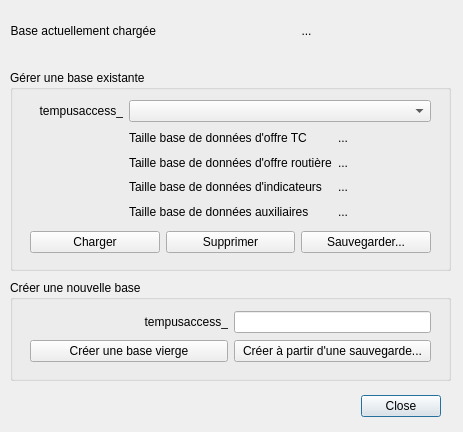
This is forms/Ui_manage_db_dialog.ui in datagistips/territoires-ville.TempusAccess as Qt 5 draws it before an edit. The edited form follows.
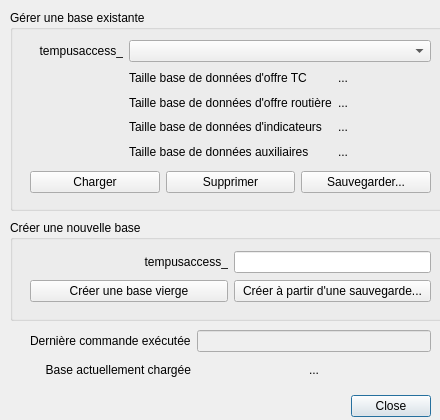
This is the edited form.

The edit to the form file:
```diff
--- a/forms/Ui_manage_db_dialog.ui
+++ b/forms/Ui_manage_db_dialog.ui
@@ -6,8 +6,8 @@
    <rect>
     <x>0</x>
     <y>0</y>
-    <width>463</width>
-    <height>432</height>
+    <width>440</width>
+    <height>420</height>
    </rect>
   </property>
   <property name="windowTitle">
@@ -16,7 +16,7 @@
   <widget class="QDialogButtonBox" name="buttonBox">
    <property name="geometry">
     <rect>
-     <x>360</x>
+     <x>350</x>
      <y>390</y>
      <width>81</width>
      <height>32</height>
@@ -29,43 +29,11 @@
     <set>QDialogButtonBox::Close</set>
    </property>
   </widget>
-  <widget class="QWidget" name="layoutWidget">
-   <property name="geometry">
-    <rect>
-     <x>10</x>
-     <y>10</y>
-     <width>441</width>
-     <height>41</height>
-    </rect>
-   </property>
-   <layout class="QGridLayout" name="gridLayout">
-    <item row="0" column="0">
-     <widget class="QLabel" name="label">
-      <property name="text">
-       <string>Base actuellement chargée</string>
-      </property>
-      <property name="alignment">
-       <set>Qt::AlignRight|Qt::AlignTrailing|Qt::AlignVCenter</set>
-      </property>
-     </widget>
-    </item>
-    <item row="0" column="1" colspan="2">
-     <widget class="QLabel" name="labelLoadedDB">
-      <property name="text">
-       <string>...</string>
-      </property>
-      <property name="alignment">
-       <set>Qt::AlignCenter</set>
-      </property>
-     </widget>
-    </item>
-   </layout>
-  </widget>
   <widget class="QGroupBox" name="groupBox">
    <property name="geometry">
     <rect>
      <x>10</x>
-     <y>70</y>
+     <y>10</y>
      <width>441</width>
      <height>201</height>
     </rect>
@@ -226,7 +194,7 @@
    <property name="geometry">
     <rect>
      <x>10</x>
-     <y>280</y>
+     <y>220</y>
      <width>441</width>
      <height>101</height>
     </rect>
@@ -290,6 +258,52 @@
     </layout>
    </widget>
   </widget>
+  <widget class="QWidget" name="layoutWidget">
+   <property name="geometry">
+    <rect>
+     <x>30</x>
+     <y>330</y>
+     <width>401</width>
+     <height>51</height>
+    </rect>
+   </property>
+   <layout class="QGridLayout" name="gridLayout">
+    <item row="0" column="0">
+     <widget class="QLabel" name="label_5">
+      <property name="text">
+       <string>Dernière commande exécutée</string>
+      </property>
+     </widget>
+    </item>
+    <item row="0" column="1">
+     <widget class="QLineEdit" name="lineEditCommand">
+      <property name="enabled">
+       <bool>false</bool>
+      </property>
+     </widget>
+    </item>
+    <item row="1" column="0">
+     <widget class="QLabel" name="label">
+      <property name="text">
+       <string>Base actuellement chargée</string>
+      </property>
+      <property name="alignment">
+       <set>Qt::AlignRight|Qt::AlignTrailing|Qt::AlignVCenter</set>
+      </property>
+     </widget>
+    </item>
+    <item row="1" column="1">
+     <widget class="QLabel" name="labelLoadedDB">
+      <property name="text">
+       <string>...</string>
+      </property>
+      <property name="alignment">
+       <set>Qt::AlignCenter</set>
+      </property>
+     </widget>
+    </item>
+   </layout>
+  </widget>
  </widget>
  <resources/>
  <connections/>
```
